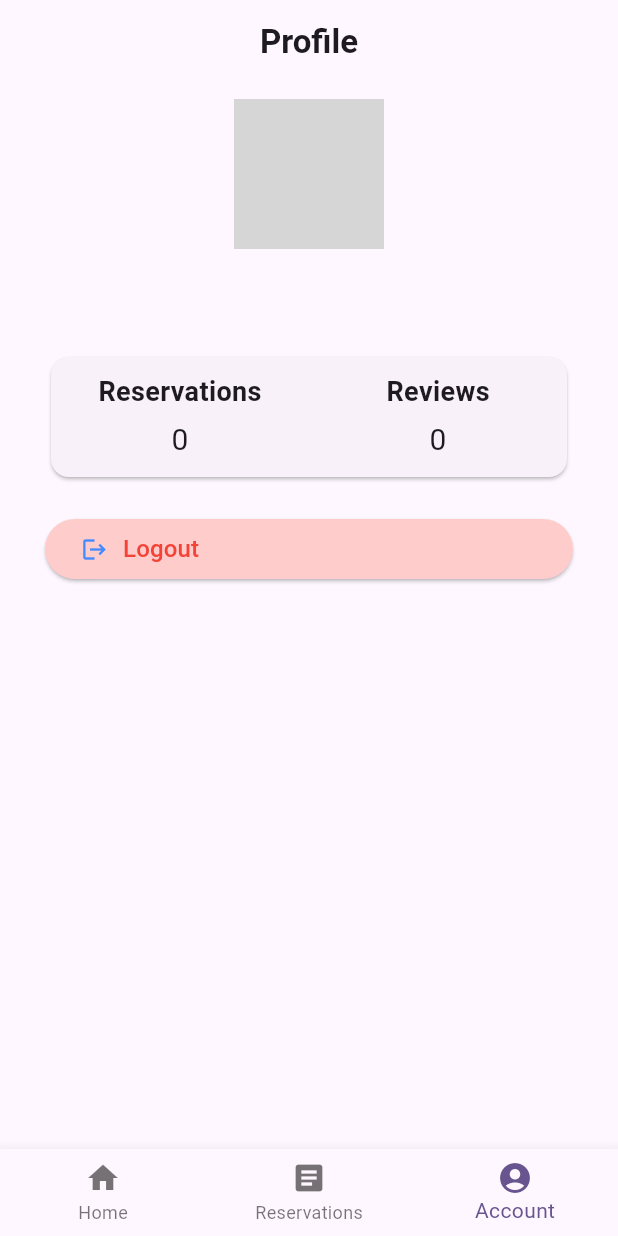
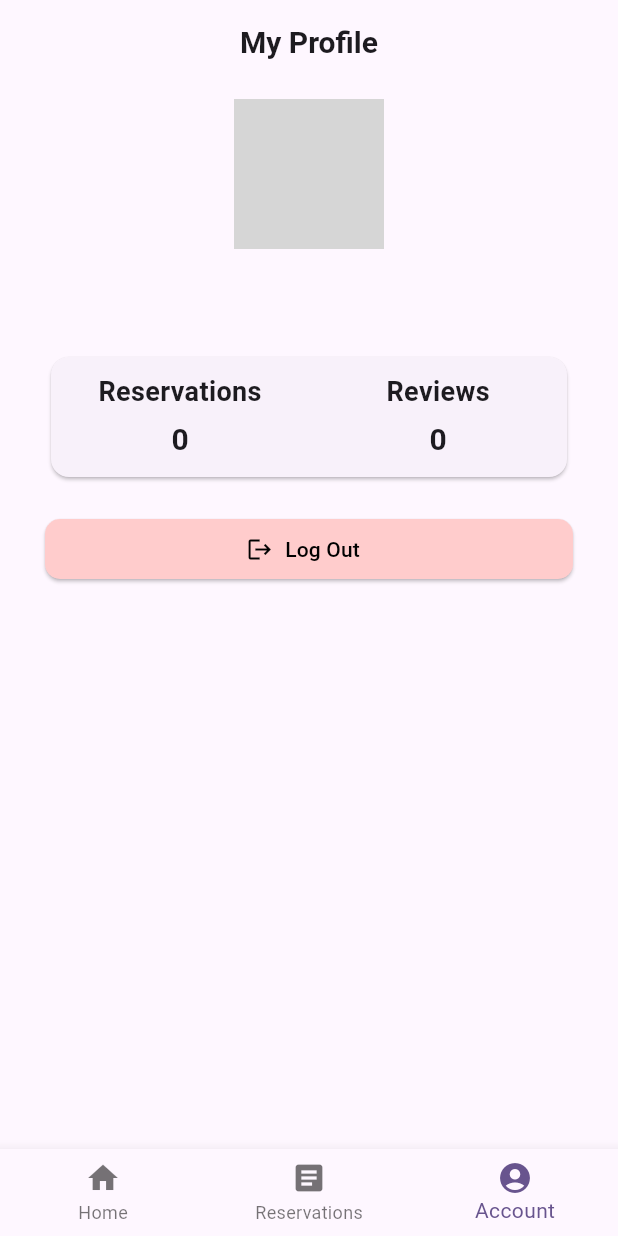
Before and after one commit to tpranoto/MatchPoint, a Flutter app: the screen it shows once a user with an empty profile is signed in, item 3 of the bottom bar chosen, on a phone screen of 412 x 824 dp. Run offline on Flutter 3.47's test engine with Material 3 defaults, Android fonts, the phone set to English and light mode, and no system bars; our stand-ins replace cloud_firestore, firebase_auth, firebase_core, flutter_dotenv, geocoding, geolocator and 1 more; accounts and stored records are empty; network calls fail; grey boxes are pictures that could not be loaded.

Commit message:
refactor login profile and main scaffold

```diff
--- a/lib/main.dart
+++ b/lib/main.dart
@@ -1,3 +1,4 @@
+import 'package:cloud_firestore/cloud_firestore.dart';
 import 'package:firebase_auth/firebase_auth.dart';
 import 'package:flutter/material.dart';
 import 'package:firebase_core/firebase_core.dart';
@@ -5,11 +6,13 @@ import 'package:flutter_dotenv/flutter_dotenv.dart';
 import 'package:geolocator/geolocator.dart';
 import 'package:matchpoint/providers/location_provider.dart';
 import 'package:matchpoint/providers/place_provider.dart';
+import 'package:matchpoint/providers/profile_prov.dart';
 import 'package:matchpoint/providers/profile_provider.dart';
+import 'package:matchpoint/providers/auth_provider.dart';
 import 'package:matchpoint/services/auth.dart';
 import 'package:matchpoint/services/firestore.dart';
 import 'package:matchpoint/services/place.dart';
-import 'package:matchpoint/widgets/login_page.dart';
+import 'package:matchpoint/widgets_new/login_page.dart';
 import 'package:provider/provider.dart';
 import 'firebase_options.dart';
 
@@ -31,6 +34,12 @@ class MyApp extends StatelessWidget {
   Widget build(BuildContext context) {
     return MultiProvider(
       providers: [
+        ChangeNotifierProvider(
+          create: (ctx) => AppAuthProvider(FirebaseAuth.instance),
+        ),
+        ChangeNotifierProvider(
+          create: (ctx) => ProfileProvider(FirebaseFirestore.instance),
+        ),
         Provider(
           create: (context) => AuthService(FirebaseAuth.instance),
         ),
--- /dev/null
+++ b/lib/models/auth.dart
@@ -0,0 +1,19 @@
+import 'package:firebase_auth/firebase_auth.dart';
+
+class Auth {
+  String uid;
+  String email;
+  String displayName;
+  String photoUrl;
+
+  Auth(this.uid, this.email, this.displayName, this.photoUrl);
+
+  factory Auth.fromUser(User user) {
+    return Auth(
+      user.uid,
+      user.email ?? "",
+      user.displayName ?? "",
+      user.photoURL ?? "",
+    );
+  }
+}
--- a/lib/widgets/common.dart
+++ b/lib/widgets/common.dart
@@ -60,3 +60,64 @@ class ImageWithDefault extends StatelessWidget {
     );
   }
 }
+
+class CenteredLoading extends StatelessWidget {
+  const CenteredLoading({super.key});
+
+  @override
+  Widget build(BuildContext context) {
+    return const Center(
+      child: CircularProgressIndicator(),
+    );
+  }
+}
+
+class CenteredTitle extends StatelessWidget {
+  final String text;
+  final double size;
+  const CenteredTitle(this.text, {super.key, this.size = 14});
+
+  @override
+  Widget build(BuildContext context) {
+    return Center(
+      child: Text(
+        text,
+        style: TextStyle(fontWeight: FontWeight.bold, fontSize: size),
+      ),
+    );
+  }
+}
+
+class SquaredButton extends StatelessWidget {
+  final String text;
+  final Function() onPressed;
+
+  final Widget icon;
+  final Color bg;
+  final Color fg;
+
+  const SquaredButton({
+    super.key,
+    required this.text,
+    required this.onPressed,
+    required this.icon,
+    this.bg = Colors.white,
+    this.fg = Colors.black,
+  });
+
+  @override
+  Widget build(BuildContext context) {
+    return ElevatedButton.icon(
+      onPressed: onPressed,
+      style: ElevatedButton.styleFrom(
+        backgroundColor: bg,
+        foregroundColor: fg,
+        shape: RoundedRectangleBorder(
+          borderRadius: BorderRadius.all(Radius.circular(10)),
+        ),
+      ),
+      icon: icon,
+      label: Text(text),
+    );
+  }
+}
--- /dev/null
+++ b/lib/widgets_new/login_page.dart
@@ -0,0 +1,43 @@
+import 'package:flutter/material.dart';
+import 'package:matchpoint/providers/profile_prov.dart';
+import 'package:matchpoint/widgets/common.dart';
+import 'package:matchpoint/widgets_new/main_scaffold.dart';
+import 'package:provider/provider.dart';
+import 'login_screen.dart';
+import '../providers/auth_provider.dart';
+
+class LoginPage extends StatelessWidget {
+  const LoginPage({super.key});
+
+  @override
+  Widget build(BuildContext context) {
+    final profileProvider = context.watch<ProfileProvider>();
+    final authProvider = context.watch<AppAuthProvider>();
+
+    return Scaffold(
+      body: StreamBuilder(
+        stream: authProvider.stateChanges,
+        builder: (context, snapshot) {
+          if (!snapshot.hasData) {
+            return LoginContent();
+          }
+
+          return FutureBuilder(
+            future: profileProvider.loadProfile(snapshot.data!.uid),
+            builder: (context, snapshot) {
+              if (snapshot.connectionState != ConnectionState.done) {
+                return CenteredLoading();
+              }
+
+              if (snapshot.hasError) {
+                //TODO
+              }
+
+              return MainScaffold();
+            },
+          );
+        },
+      ),
+    );
+  }
+}
--- /dev/null
+++ b/lib/widgets_new/main_scaffold.dart
@@ -0,0 +1,76 @@
+import 'package:flutter/material.dart';
+import 'package:matchpoint/widgets/common.dart';
+import 'package:matchpoint/widgets_new/profile_screen.dart';
+
+class MainScaffold extends StatefulWidget {
+  final int startIndex;
+  const MainScaffold({super.key, this.startIndex = 0});
+
+  @override
+  State<MainScaffold> createState() => _MainScaffoldState();
+}
+
+class _MainScaffoldState extends State<MainScaffold> {
+  late int _selectedIndex;
+
+  @override
+  void initState() {
+    super.initState();
+    _selectedIndex = widget.startIndex;
+  }
+
+  final List<Widget> _screens = [
+    Placeholder(),
+    Placeholder(),
+    ProfileScreen(),
+  ];
+
+  final List<String> _screenTitle = [
+    "Match Point",
+    "My Reservations",
+    "My Profile",
+  ];
+
+  void _onItemTapped(int index) {
+    setState(() {
+      _selectedIndex = index;
+    });
+  }
+
+  @override
+  Widget build(BuildContext context) {
+    return Scaffold(
+      appBar: AppBar(
+        title: CenteredTitle(
+          _screenTitle[_selectedIndex],
+          size: 20,
+        ),
+      ),
+      body: _screens[_selectedIndex],
+      bottomNavigationBar: BottomNavigationBar(
+        currentIndex: _selectedIndex,
+        onTap: (idx) => _onItemTapped(idx),
+        items: [
+          BottomNavigationBarItem(
+            icon: Icon(
+              Icons.home,
+            ),
+            label: 'Home',
+          ),
+          BottomNavigationBarItem(
+            icon: Icon(
+              Icons.article,
+            ),
+            label: 'Reservations',
+          ),
+          BottomNavigationBarItem(
+            icon: Icon(
+              Icons.account_circle,
+            ),
+            label: 'Account',
+          )
+        ],
+      ),
+    );
+  }
+}
--- /dev/null
+++ b/lib/widgets_new/profile_information.dart
@@ -0,0 +1,68 @@
+import 'package:flutter/material.dart';
+import '../models/profile.dart';
+import '../widgets/common.dart';
+
+class ProfileInfo extends StatelessWidget {
+  final Profile profileData;
+  const ProfileInfo({super.key, required this.profileData});
+
+  @override
+  Widget build(BuildContext context) {
+    return Column(
+      children: [
+        CircleAvatar(
+          radius: 50,
+          backgroundImage: NetworkImage(profileData.photoUrl),
+        ),
+        CenteredTitle(profileData.name, size: 22),
+        Text(
+          profileData.email,
+          style: TextStyle(fontSize: 12),
+        )
+      ],
+    );
+  }
+}
+
+class ProfileStats extends StatelessWidget {
+  final Profile profileData;
+
+  const ProfileStats({super.key, required this.profileData});
+
+  @override
+  Widget build(BuildContext context) {
+    return Card(
+      child: Padding(
+        padding: EdgeInsets.symmetric(vertical: 10),
+        child: Row(
+          children: [
+            Expanded(
+              child: _profileAppStatsData(
+                "Reservations",
+                profileData.reservationsCount,
+              ),
+            ),
+            Expanded(
+              child: _profileAppStatsData(
+                "Reviews",
+                profileData.reviewsCount,
+              ),
+            ),
+          ],
+        ),
+      ),
+    );
+  }
+
+  Widget _profileAppStatsData(String title, int count) {
+    return Column(
+      children: [
+        CenteredTitle(title, size: 18),
+        SizedBox(
+          height: 5.0,
+        ),
+        CenteredTitle("$count", size: 20),
+      ],
+    );
+  }
+}
--- /dev/null
+++ b/lib/widgets_new/profile_screen.dart
@@ -0,0 +1,62 @@
+import 'package:flutter/material.dart';
+import 'package:matchpoint/widgets/common.dart';
+import 'package:matchpoint/widgets/confirmation_dialog.dart';
+import 'package:matchpoint/widgets_new/profile_information.dart';
+import 'package:provider/provider.dart';
+import '../providers/profile_prov.dart';
+import '../providers/auth_provider.dart';
+
+class ProfileScreen extends StatelessWidget {
+  const ProfileScreen({super.key});
+
+  @override
+  Widget build(BuildContext context) {
+    final profileData = context.watch<ProfileProvider>().getProfile;
+
+    return Center(
+      child: Padding(
+        padding: EdgeInsets.symmetric(horizontal: 30, vertical: 10),
+        child: Column(
+          spacing: 20,
+          crossAxisAlignment: CrossAxisAlignment.center,
+          children: [
+            ProfileInfo(profileData: profileData),
+            ProfileStats(profileData: profileData),
+            _LogOutButton(),
+          ],
+        ),
+      ),
+    );
+  }
+}
+
+class _LogOutButton extends StatelessWidget {
+  const _LogOutButton();
+
+  @override
+  Widget build(BuildContext context) {
+    final profileProvider = context.read<ProfileProvider>();
+    final authProvider = context.read<AppAuthProvider>();
+    return Row(
+      children: [
+        Expanded(
+          child: SquaredButton(
+            text: "Log Out",
+            onPressed: () {
+              showConfirmationDialog(
+                context,
+                "Log Out",
+                () async {
+                  await authProvider.signOut();
+                  profileProvider.removeProfile();
+                },
+              );
+            },
+            icon: Icon(Icons.logout),
+            bg: Color(0xFFFFCCCC),
+          ),
+        ),
+      ],
+    );
+  }
+}
```
Also changed, not shown: lib/models/profile.dart (+13 -0 lines), lib/providers/auth_provider.dart (added, +46 -0 lines), lib/providers/profile_prov.dart (added, +51 -0 lines), lib/widgets_new/login_screen.dart (added, +65 -0 lines), 125 other files.
